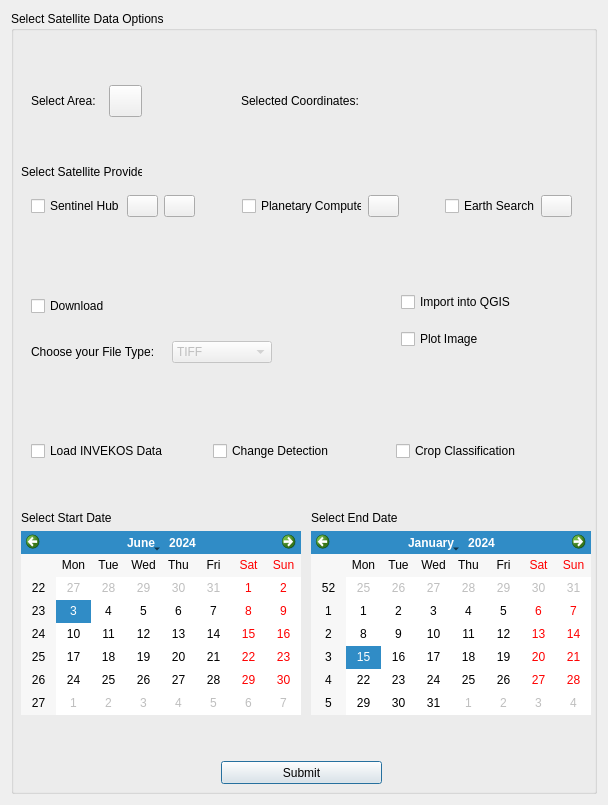
Before: the Qt Designer form sathub_ai_dialog_base.ui in theokretz/SatHubAI, drawn with Qt 5.
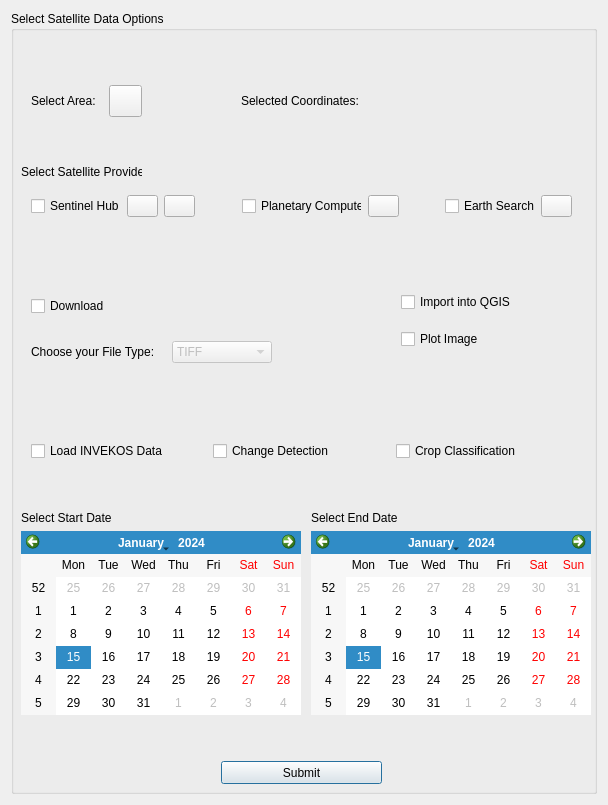
After: the same form once the commit is applied. Icons and pictures are not drawn. Custom widgets are drawn as their Qt base class.

```diff
--- a/sathub_ai_dialog_base.ui
+++ b/sathub_ai_dialog_base.ui
@@ -162,13 +162,6 @@
            <height>16777215</height>
           </size>
          </property>
-         <property name="selectedDate">
-          <date>
-           <year>2024</year>
-           <month>6</month>
-           <day>3</day>
-          </date>
-         </property>
          <property name="navigationBarVisible">
           <bool>true</bool>
          </property>
```
Left out of the diff: 112 changed lines with no effect on the pictures.
